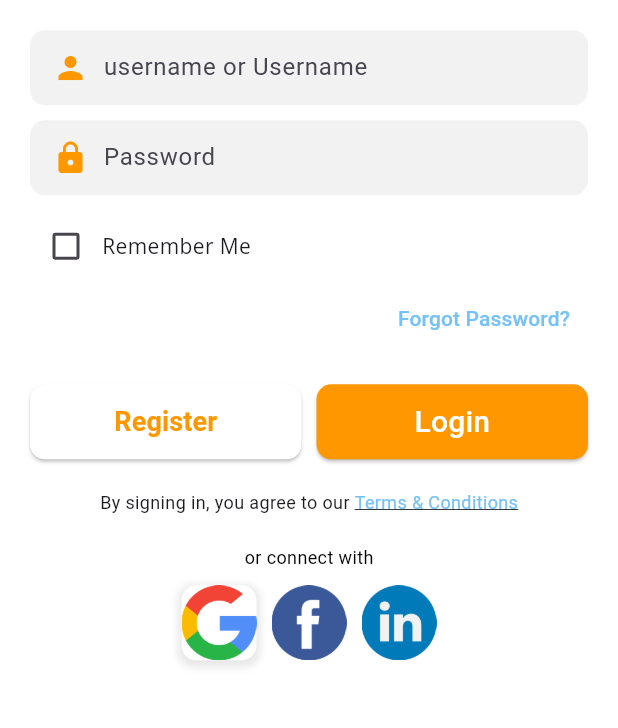
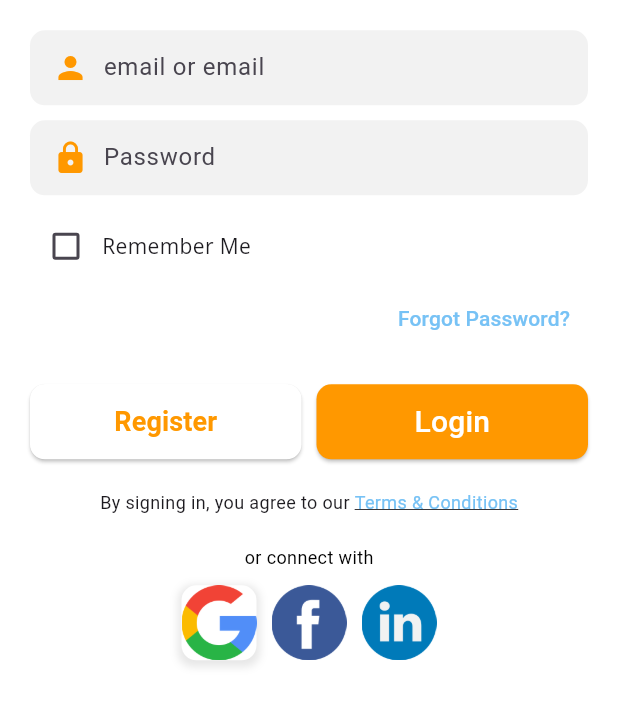
Before and after one commit to TeamSyncAi/Front, a Flutter app: the screen it shows after launch, on a phone screen of 412 x 824 dp, the part 368-1096 px from its top. Run offline on Flutter 3.47's test engine with Material 3 defaults, Android fonts, the light colour scheme and no system bars; our stand-ins replace device_preview, file_picker, fl_chart, google_fonts, google_sign_in, image_picker and 4 more; missing offline and left inert: qr_code_scanner; Roboto replaces fonts that are missing (Arial, Montserrat).

Commit message:
user+rec+dash+task

```diff
--- a/lib/model/task.dart
+++ /dev/null
@@ -1,25 +0,0 @@
-class Task {
-  final String taskTitle;
-  final String taskDescription;
-  final DateTime date;
-  final List<Member> members;
-
-  Task({
-    required this.taskTitle,
-    required this.taskDescription,
-    required this.date,
-    required this.members,
-  });
-}
-
-class Member {
-  final String name;
-  final String email;
-  final List<String> profileImagePath; // Keep as a list
-
-  Member({
-    required this.name,
-    required this.email,
-    required this.profileImagePath,
-  });
-}
--- a/lib/providers/userprovider.dart
+++ b/lib/providers/userprovider.dart
@@ -22,8 +22,8 @@ Future<User> createUser(String username, String email, String numTel, String pas
   }
 }
 
-  Future<User> authenticateUser(String username, String password) async {
-    final User user = await UserApiService.authenticateUser(username, password);
+  Future<User> authenticateUser(String email, String password) async {
+    final User user = await UserApiService.authenticateUser(email, password);
 
 
     final SharedPreferences prefs = await SharedPreferences.getInstance();
--- a/lib/screens/TasksPage.dart
+++ b/lib/screens/TasksPage.dart
@@ -6,13 +6,13 @@ import 'package:intl/intl.dart';
 import 'package:teamsyncai/screens/task.dart/tasksDetails.dart';
 
 
-class Task {
+class Tasks {
   final String taskTitle;
   final String taskDescription;
   final DateTime date;
   final List<Member> members;
 
-  Task({
+  Tasks({
     required this.taskTitle,
     required this.taskDescription,
     required this.date,
@@ -32,7 +32,7 @@ class Member {
   });
 }
 class TasksPage extends StatefulWidget {
-  final Task task;
+  final Tasks task;
 
   const TasksPage({
     Key? key,
@@ -48,7 +48,7 @@ class _TasksPageState extends State<TasksPage> {
 
   @override
   Widget build(BuildContext context) {
-    Task task = widget.task;
+    Tasks task = widget.task;
 
     return Scaffold(
       appBar: AppBar(
--- a/lib/screens/login_screen.dart
+++ b/lib/screens/login_screen.dart
@@ -25,7 +25,7 @@ class SignInPage extends StatefulWidget {
 
 class _SignInPageState extends State<SignInPage>
     with SingleTickerProviderStateMixin {
-  final TextEditingController _usernameController = TextEditingController();
+  final TextEditingController _emailController = TextEditingController();
   final TextEditingController _passwordController = TextEditingController();
   late AnimationController _animationController;
   late Animation<double> _animation;
@@ -72,7 +72,7 @@ Widget build(BuildContext context) {
                   children: <Widget>[
                     Image.asset("assets/images/logo.png"),
                     const SizedBox(height: 20),
-                    _buildTextField("username or Username", Icons.person, false, _usernameController),
+                    _buildTextField("email or email", Icons.person, false, _emailController),
                     const SizedBox(height: 10),
                     _buildTextField("Password", Icons.lock, true, _passwordController),
                     const SizedBox(height: 10),
@@ -118,13 +118,13 @@ Widget build(BuildContext context) {
                         Expanded(
                           child: ElevatedButton(
                             onPressed: () async {
-                              final String username = _usernameController.text;
+                              final String email = _emailController.text;
                               final String password = _passwordController.text;
 
                               try {
                                 // Authenticate user
                                 User user = await Provider.of<UserProvider>(context, listen: false)
-                                    .authenticateUser(username, password);
+                                    .authenticateUser(email, password);
 
                                 // Save user details locally
                                 // Assuming you have a method named `saveUserDetailsLocally` in UserProvider
--- a/lib/screens/task.dart/modulesList.dart
+++ b/lib/screens/task.dart/modulesList.dart
@@ -3,6 +3,7 @@
 import 'package:flutter/material.dart';
 import 'package:percent_indicator/linear_percent_indicator.dart';
 import 'package:teamsyncai/model/dashtask.dart';
+import 'package:teamsyncai/screens/TasksPage.dart';
 
 class ListTileModule extends StatelessWidget {
   final String projectTitle;
@@ -10,7 +11,7 @@ class ListTileModule extends StatelessWidget {
   final List<String> profileImagePaths;
   final int percentage;
   final String imagePath;
-  final Task task;
+  final Tasks task;
   final VoidCallback onTap;
 
   const ListTileModule({
--- a/lib/screens/task.dart/taskmain.dart
+++ b/lib/screens/task.dart/taskmain.dart
@@ -47,7 +47,7 @@ class taskmain extends StatelessWidget {
                     percentage:
                         50, // You can modify this to get the percentage from the module data
                     imagePath: 'images/pp.png',
-                    task: Task(
+                    task: Tasks(
                       taskTitle: 'Design Template Screens',
                       taskDescription:
                           'Create template screen for tasks todo app.',
@@ -70,7 +70,7 @@ class taskmain extends StatelessWidget {
                         context,
                         MaterialPageRoute(
                           builder: (context) => TasksPage(
-                            task: Task(
+                            task: Tasks(
                               taskTitle: 'Design Template Screens',
                               taskDescription:
                                   'Create template screen for tasks todo app.',
--- a/lib/services/userapiservice.dart
+++ b/lib/services/userapiservice.dart
@@ -7,11 +7,11 @@ import 'package:teamsyncai/model/user_model.dart';
 class UserApiService {
   static const String baseUrl = "http://192.168.1.3:3000";
 
-  static Future<User> authenticateUser(String username, String password) async {
+  static Future<User> authenticateUser(String email, String password) async {
     try {
       final Uri requestUri = Uri.parse('$baseUrl/user/loginclient');
       final Map<String, String> requestBody = {
-        'username': username,
+        'email': email,
         'password': password,
       };
 
@@ -49,10 +49,10 @@ class UserApiService {
     }
   }
 
-  static Future<void> findByCredentials(String username, String password) async {
+  static Future<void> findByCredentials(String email, String password) async {
     final Uri requestUri = Uri.parse('$baseUrl/user/loginclient');
     final Map<String, String> requestBody = {
-      'username': username,
+      'email': email,
       'password': password,
     };
 
@@ -63,7 +63,7 @@ class UserApiService {
     );
 
     if (response.statusCode != 200) {
-      throw Exception('Failed to send credentials by username');
+      throw Exception('Failed to send credentials by email');
     }
   }
 
```
